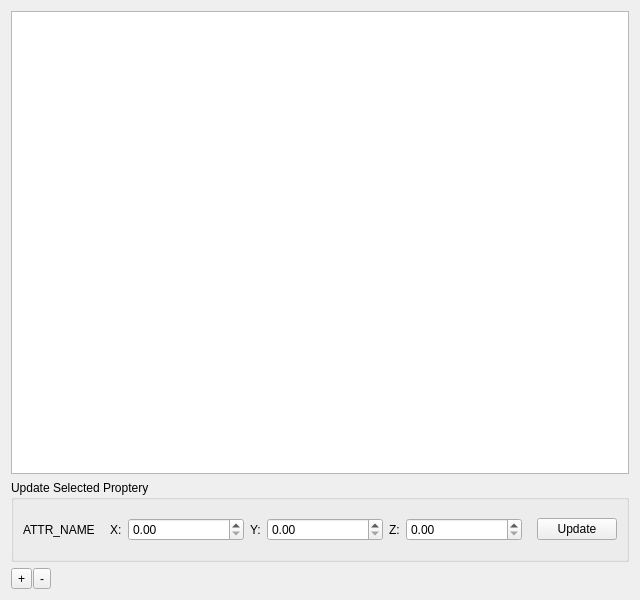
Before: the Qt Designer form frameworks/qt/plugins/object/ObjectInspectorForm.ui in dmzgroup/dmz, drawn with Qt 5.
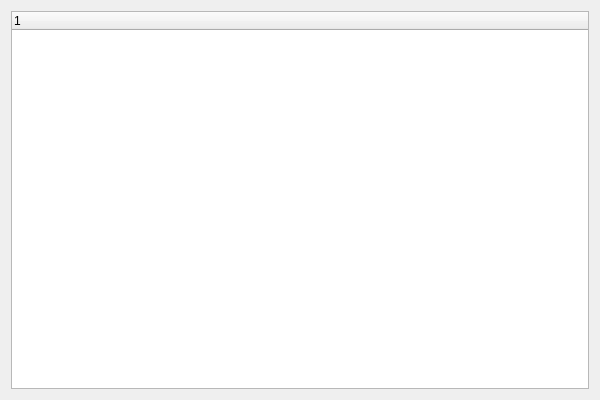
After: the same form once the commit is applied. The open tabs and pages were chosen to show the change.

Commit message: mostely working object instpector. works good enough

The edit to the form file:
```diff
--- a/frameworks/qt/plugins/object/ObjectInspectorForm.ui
+++ b/frameworks/qt/plugins/object/ObjectInspectorForm.ui
@@ -6,8 +6,8 @@
    <rect>
     <x>0</x>
     <y>0</y>
-    <width>640</width>
-    <height>600</height>
+    <width>600</width>
+    <height>400</height>
    </rect>
   </property>
   <property name="windowTitle">
@@ -15,7 +15,7 @@
   </property>
   <layout class="QVBoxLayout" name="verticalLayout">
    <item>
-    <widget class="QTreeView" name="treeView">
+    <widget class="QTreeWidget" name="treeWidget">
      <property name="sizePolicy">
       <sizepolicy hsizetype="Expanding" vsizetype="Expanding">
        <horstretch>0</horstretch>
@@ -40,188 +40,13 @@
      <property name="uniformRowHeights">
       <bool>true</bool>
      </property>
-     <attribute name="headerCascadingSectionResizes">
-      <bool>true</bool>
-     </attribute>
-     <attribute name="headerHighlightSections">
-      <bool>true</bool>
-     </attribute>
-     <attribute name="headerShowSortIndicator" stdset="0">
-      <bool>true</bool>
-     </attribute>
+     <column>
+      <property name="text">
+       <string notr="true">1</string>
+      </property>
+     </column>
     </widget>
    </item>
-   <item>
-    <widget class="QGroupBox" name="groupBox">
-     <property name="sizePolicy">
-      <sizepolicy hsizetype="Preferred" vsizetype="Minimum">
-       <horstretch>0</horstretch>
-       <verstretch>0</verstretch>
-      </sizepolicy>
-     </property>
-     <property name="title">
-      <string>Update Selected Proptery</string>
-     </property>
-     <layout class="QHBoxLayout" name="horizontalLayout_9">
-      <item>
-       <layout class="QHBoxLayout" name="horizontalLayout_6">
-        <item>
-         <widget class="QLabel" name="attributeNameLabel">
-          <property name="text">
-           <string>ATTR_NAME</string>
-          </property>
-         </widget>
-        </item>
-        <item>
-         <widget class="QStackedWidget" name="stackedWidget">
-          <property name="sizePolicy">
-           <sizepolicy hsizetype="Minimum" vsizetype="Preferred">
-            <horstretch>0</horstretch>
-            <verstretch>0</verstretch>
-           </sizepolicy>
-          </property>
-          <property name="currentIndex">
-           <number>2</number>
-          </property>
-          <widget class="QWidget" name="textPage">
-           <layout class="QHBoxLayout" name="horizontalLayout_2">
-            <item>
-             <widget class="QLineEdit" name="textLineEdit"/>
-            </item>
-           </layout>
-          </widget>
-          <widget class="QWidget" name="scalarPage">
-           <layout class="QHBoxLayout" name="horizontalLayout_5">
-            <item>
-             <widget class="QDoubleSpinBox" name="scalarSpinBox"/>
-            </item>
-           </layout>
-          </widget>
-          <widget class="QWidget" name="itemPage">
-           <layout class="QHBoxLayout" name="horizontalLayout_7">
-            <item>
-             <widget class="QComboBox" name="itemComboBox"/>
-            </item>
-           </layout>
-          </widget>
-          <widget class="QWidget" name="boolPage">
-           <layout class="QHBoxLayout" name="horizontalLayout_8">
-            <item>
-             <widget class="QCheckBox" name="boolCheckBox">
-              <property name="text">
-               <string>CheckBox</string>
-              </property>
-             </widget>
-            </item>
-           </layout>
-          </widget>
-          <widget class="QWidget" name="vectorePage">
-           <layout class="QHBoxLayout" name="horizontalLayout_4">
-            <item>
-             <layout class="QHBoxLayout" name="horizontalLayout_3">
-              <item>
-               <widget class="QLabel" name="label_3">
-                <property name="text">
-                 <string>X:</string>
-                </property>
-               </widget>
-              </item>
-              <item>
-               <widget class="QDoubleSpinBox" name="xSpinBox">
-                <property name="sizePolicy">
-                 <sizepolicy hsizetype="MinimumExpanding" vsizetype="Fixed">
-                  <horstretch>0</horstretch>
-                  <verstretch>0</verstretch>
-                 </sizepolicy>
-                </property>
-               </widget>
-              </item>
-              <item>
-               <widget class="QLabel" name="label_4">
-                <property name="text">
-                 <string>Y:</string>
-                </property>
-               </widget>
-              </item>
-              <item>
-               <widget class="QDoubleSpinBox" name="ySpinBox">
-                <property name="sizePolicy">
-                 <sizepolicy hsizetype="MinimumExpanding" vsizetype="Fixed">
-                  <horstretch>0</horstretch>
-                  <verstretch>0</verstretch>
-                 </sizepolicy>
-                </property>
-               </widget>
-              </item>
-              <item>
-               <widget class="QLabel" name="label_5">
-                <property name="text">
-                 <string>Z:</string>
-                </property>
-               </widget>
-              </item>
-              <item>
-               <widget class="QDoubleSpinBox" name="zSpinBox">
-                <property name="sizePolicy">
-                 <sizepolicy hsizetype="MinimumExpanding" vsizetype="Fixed">
-                  <horstretch>0</horstretch>
-                  <verstretch>0</verstretch>
-                 </sizepolicy>
-                </property>
-               </widget>
-              </item>
-             </layout>
-            </item>
-           </layout>
-          </widget>
-         </widget>
-        </item>
-       </layout>
-      </item>
-      <item>
-       <widget class="QPushButton" name="updateButton">
-        <property name="text">
-         <string>Update</string>
-        </property>
-       </widget>
-      </item>
-     </layout>
-    </widget>
-   </item>
-   <item>
-    <layout class="QHBoxLayout" name="horizontalLayout">
-     <property name="spacing">
-      <number>1</number>
-     </property>
-     <item>
-      <widget class="QToolButton" name="addAttributeButton">
-       <property name="text">
-        <string>+</string>
-       </property>
-      </widget>
-     </item>
-     <item>
-      <widget class="QToolButton" name="removeAttributeButton">
-       <property name="text">
-        <string>-</string>
-       </property>
-      </widget>
-     </item>
-     <item>
-      <spacer name="horizontalSpacer">
-       <property name="orientation">
-        <enum>Qt::Horizontal</enum>
-       </property>
-       <property name="sizeHint" stdset="0">
-        <size>
-         <width>40</width>
-         <height>20</height>
-        </size>
-       </property>
-      </spacer>
-     </item>
-    </layout>
-   </item>
   </layout>
  </widget>
  <resources/>
```
The commit also changes 13 other files.
